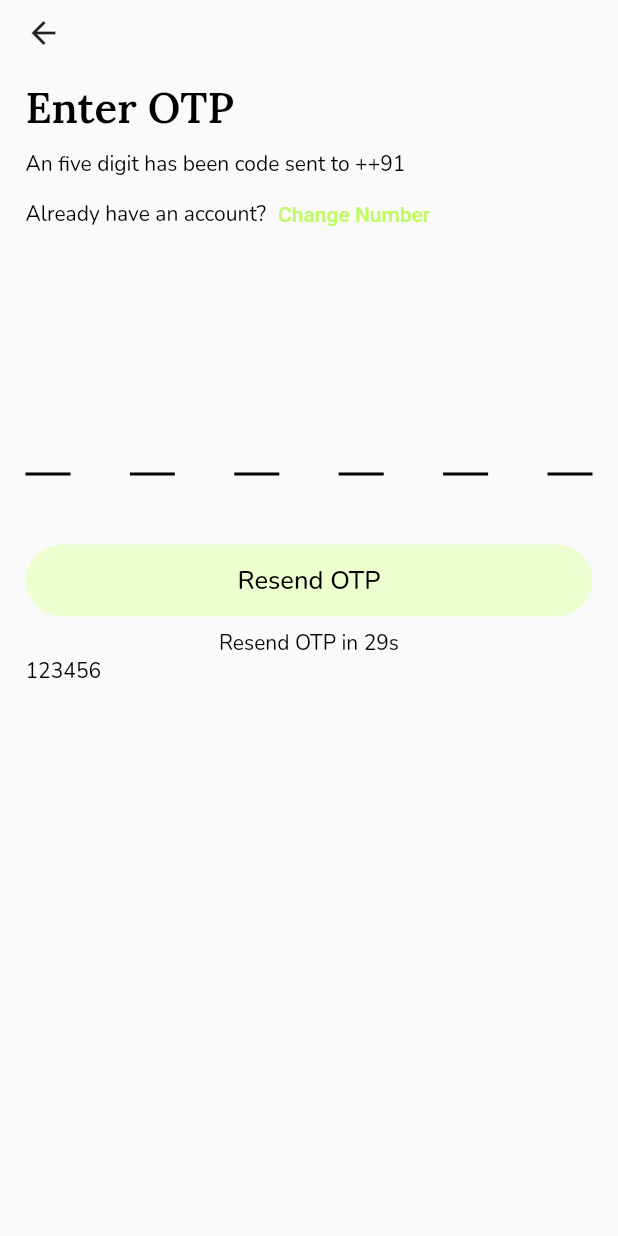
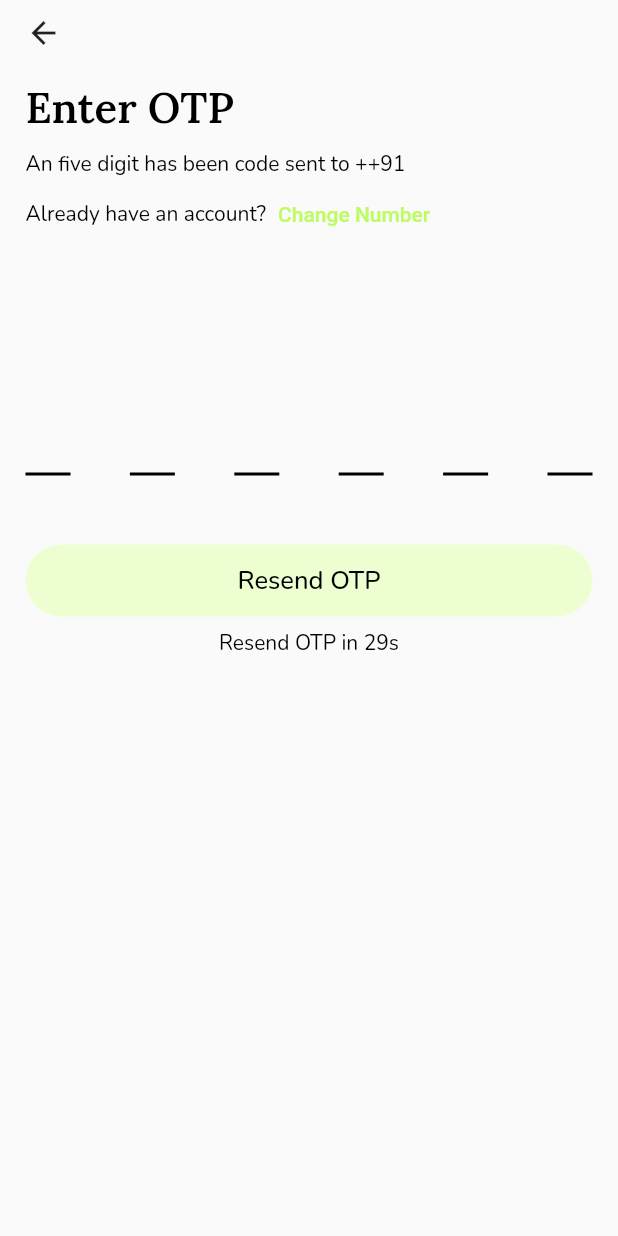
Before and after one commit to FaizFk/OTPAuthentication, a Flutter app: the screen it shows after launch, after a tap on "Continue", on a phone screen of 412 x 824 dp. Run offline on Flutter 3.47's test engine with Material 2 defaults, Android fonts, the phone set to English and light mode, and no system bars; drawn by our look-alikes of pin_code_fields; our stand-ins replace firebase_auth, firebase_core, flutter_toggle_tab, google_fonts, intl_phone_field; accounts and stored records are empty; network calls fail.

Commit message:
Made some changes

```diff
--- a/lib/screens/otp_screen.dart
+++ b/lib/screens/otp_screen.dart
@@ -1,11 +1,9 @@
 import 'dart:async';
 import 'package:flutter/material.dart';
-import 'package:flutter/services.dart';
 import 'package:google_fonts/google_fonts.dart';
 import 'package:otp_authentication/providers/auth_provider.dart';
 import 'package:pin_code_fields/pin_code_fields.dart';
 import 'package:provider/provider.dart';
-import 'package:sms_autofill/sms_autofill.dart';
 
 class OTPScreen extends StatefulWidget {
   @override
@@ -20,11 +18,9 @@ class _OTPScreenState extends State<OTPScreen> {
   int seconds = 30;
   late TextEditingController otpTextController;
   late Timer timer;
-  String code = '123456';
 
   @override
   void initState() {
-    listenOTP();
     otpTextController = TextEditingController();
     timer = Timer.periodic(const Duration(seconds: 1), (timer) {
       if (seconds > 0) {
@@ -44,7 +40,6 @@ class _OTPScreenState extends State<OTPScreen> {
   @override
   void dispose() {
     timer.cancel();
-    SmsAutoFill().unregisterListener();
     super.dispose();
   }
 
@@ -80,7 +75,7 @@ class _OTPScreenState extends State<OTPScreen> {
                   width: double.infinity,
                 ),
                 Text(
-                  'An five digit has been code sent to ${phoneNumber}',
+                  'An five digit has been code sent to $phoneNumber',
                   style: const TextStyle(fontSize: 14),
                 ),
                 Row(
@@ -228,8 +223,7 @@ class _OTPScreenState extends State<OTPScreen> {
                                 ? Row(
                                     crossAxisAlignment:
                                         CrossAxisAlignment.center,
-                                      mainAxisAlignment:
-                                          MainAxisAlignment.center,
+                                    mainAxisAlignment: MainAxisAlignment.center,
                                     children: [
                                       Text(
                                         'Resend OTP in ${seconds}s',
@@ -239,26 +233,11 @@ class _OTPScreenState extends State<OTPScreen> {
                                   )
                                 : const Text(
                                     'Re-send Code',
-                                      style:
-                                          TextStyle(color: Color(0xFFBFFB62)),
+                                    style: TextStyle(color: Color(0xFFBFFB62)),
                                   )),
                       ],
                     ),
-                    )),
-                StreamBuilder(
-                  stream: SmsAutoFill().code,
-                  builder: (context, snapshot) {
-                    if (snapshot.connectionState == ConnectionState.done) {
-                      if (snapshot.hasData) {
-                        code = snapshot.data as String;
-                        print(code);
-                        setState(() {
-                          otpTextController.text = code;
-                        });
-                      }
-                    }
-                    return Text(code);
-                  },
+                  ),
                 ),
               ],
             ),
@@ -294,10 +273,4 @@ class _OTPScreenState extends State<OTPScreen> {
     );
     ScaffoldMessenger.of(context).showSnackBar(snackBar);
   }
-
-  void listenOTP() async {
-    print('listening....');
-    await SmsAutoFill().getAppSignature;
-    await SmsAutoFill().listenForCode();
 }
-}
```
Also changed, not shown: 3 other files. Lines whose indentation alone changed are shown as unchanged.
